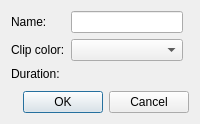
KDE/kdenlive, file src/ui/colorclip_ui.ui: the form before one commit.
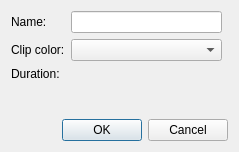
The form after the commit. Custom widgets are drawn as their Qt base class.

Commit message: Use TimecodeDisplay in *.ui files where possible

What changed in the file:
```diff
--- a/src/ui/colorclip_ui.ui
+++ b/src/ui/colorclip_ui.ui
@@ -6,8 +6,8 @@
    <rect>
     <x>0</x>
     <y>0</y>
-    <width>200</width>
-    <height>124</height>
+    <width>239</width>
+    <height>152</height>
    </rect>
   </property>
   <property name="windowTitle">
@@ -67,19 +67,22 @@
      </property>
     </spacer>
    </item>
+   <item row="2" column="1">
+    <widget class="TimecodeDisplay" name="clip_duration"/>
+   </item>
   </layout>
  </widget>
  <customwidgets>
+  <customwidget>
+   <class>TimecodeDisplay</class>
+   <extends>QWidget</extends>
+   <header>widgets/timecodedisplay.h</header>
+  </customwidget>
   <customwidget>
    <class>KColorCombo</class>
    <extends>QComboBox</extends>
    <header>kcolorcombo.h</header>
   </customwidget>
-  <customwidget>
-   <class>QLineEdit</class>
-   <extends>QLineEdit</extends>
-   <header>klineedit.h</header>
-  </customwidget>
  </customwidgets>
  <resources/>
  <connections>
```
Left out of the diff: 9 changed lines with no effect on the pictures. The commit also changes 24 other files.
